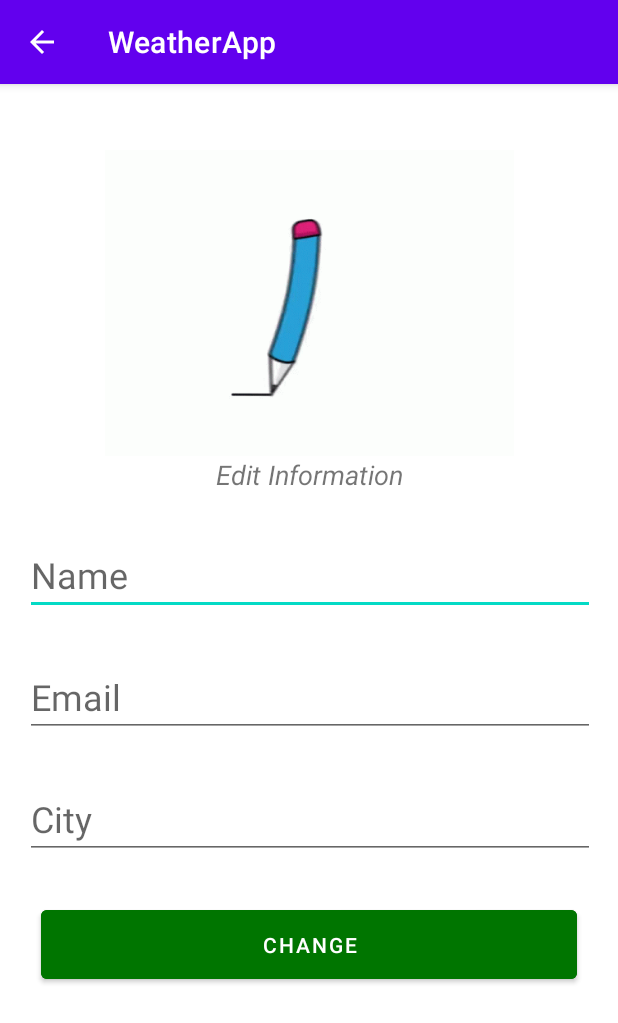
After one commit to Furkan9528/TooBo, an Android app: the InfoActivity screen opened directly, with no data from a screen before it, on a phone screen of 412 x 824 dp. The commit adds this screen. Shown: the top 1023 px of the screen. Run offline under Robolectric (Android 15) with nearby library versions, the phone set to English and light mode, and no system bars; our stand-ins replace Firebase (no records; nobody signed in at launch, a user with empty details on screens opened directly).

Commit message:
Weather Application

```diff
--- a/app/src/main/AndroidManifest.xml
+++ b/app/src/main/AndroidManifest.xml
@@ -6,36 +6,37 @@
     <uses-permission android:name="android.permission.ACCESS_FINE_LOCATION" />
     <uses-permission android:name="android.permission.INTERNET" />
     <uses-permission android:name="android.permission.ACCESS_NETWORK_STATE" />
-    <uses-permission android:name="android.permission.WRITE_EXTERNAL_STORAGE"/>
+    <uses-permission android:name="android.permission.WRITE_EXTERNAL_STORAGE" />
     <uses-permission android:name="android.permission.SYSTEM_ALERT_WINDOW" />
     <uses-permission android:name="com.google.android.providers.gsf.permission.READ_GSERVICES" />
-
-
 
     <application
         android:allowBackup="true"
         android:icon="@mipmap/ic_launcher"
         android:label="@string/app_name"
+        android:networkSecurityConfig="@xml/network_security_config"
         android:roundIcon="@mipmap/ic_launcher_round"
         android:supportsRtl="true"
-        android:networkSecurityConfig="@xml/network_security_config"
         android:theme="@style/Theme.WeatherApp">
         <activity
-            android:name=".ProfileActivity"
+            android:name=".InfoActivity"
             android:parentActivityName=".WeatherApp"
             android:exported="false" />
         <activity
+            android:name=".ProfileActivity"
+            android:exported="false"
+            android:parentActivityName=".WeatherApp" />
+        <activity
             android:name=".ForgotPassword"
-            android:parentActivityName=".MainActivity"
-            android:exported="false" />
+            android:exported="false"
+            android:parentActivityName=".MainActivity" />
         <activity
             android:name=".WeatherApp"
             android:exported="false" />
         <activity
             android:name=".RegisterUser"
-            android:parentActivityName=".MainActivity"
-            android:exported="false"/>
-
+            android:exported="false"
+            android:parentActivityName=".MainActivity" />
         <activity
             android:name=".MainActivity"
             android:exported="true">
--- /dev/null
+++ b/app/src/main/java/com/example/weatherapp/InfoActivity.java
@@ -0,0 +1,93 @@
+package com.example.weatherapp;
+
+import androidx.appcompat.app.AppCompatActivity;
+
+import android.os.Bundle;
+import android.view.View;
+import android.widget.Button;
+import android.widget.EditText;
+import android.widget.TextView;
+import android.widget.Toast;
+
+import com.google.android.gms.tasks.OnSuccessListener;
+import com.google.firebase.auth.FirebaseAuth;
+import com.google.firebase.auth.FirebaseUser;
+import com.google.firebase.database.DatabaseReference;
+import com.google.firebase.database.FirebaseDatabase;
+
+import java.util.HashMap;
+
+public class InfoActivity extends AppCompatActivity {
+
+    EditText names,emails,citys;
+    Button updates;
+    private FirebaseUser user;
+    private DatabaseReference reference;
+    private String userID;
+
+
+
+
+    @Override
+    protected void onCreate(Bundle savedInstanceState) {
+        super.onCreate(savedInstanceState);
+        setContentView(R.layout.activity_info);
+
+        user = FirebaseAuth.getInstance().getCurrentUser();
+        reference = FirebaseDatabase.getInstance().getReference("Users");
+        userID = user.getUid();
+
+        names= (EditText) findViewById(R.id.name);
+        emails= (EditText) findViewById(R.id.email);
+        citys= (EditText) findViewById(R.id.city);
+        updates = ( Button) findViewById(R.id.update);
+
+
+        user = FirebaseAuth.getInstance().getCurrentUser();
+        reference = FirebaseDatabase.getInstance().getReference("Users");
+        userID = user.getUid();
+
+
+        final TextView nameText = (TextView) findViewById(R.id.name);
+        final TextView emailText = (TextView) findViewById(R.id.email);
+        final TextView cityText = (TextView) findViewById(R.id.city);
+
+
+        getSupportActionBar().setDisplayHomeAsUpEnabled(true);
+
+
+        updates.setOnClickListener(new View.OnClickListener() {
+            @Override
+            public void onClick(View v) {
+                String email = emails.getText().toString();
+                String name  = names.getText().toString();
+                String city = citys.getText().toString();
+
+                HashMap hashMap = new HashMap();
+                hashMap.put("city",city);
+                hashMap.put("email",email);
+                hashMap.put("fullName",name);
+
+
+
+                reference.child(userID).updateChildren(hashMap).addOnSuccessListener(new OnSuccessListener() {
+                    @Override
+                    public void onSuccess(Object o) {
+
+                        Toast.makeText(InfoActivity.this, "Data is Successfully Updated", Toast.LENGTH_SHORT).show();
+
+                    }
+                });
+            }
+        });
+
+
+
+
+
+
+    }
+
+
+
+}
--- a/app/src/main/java/com/example/weatherapp/WeatherApp.java
+++ b/app/src/main/java/com/example/weatherapp/WeatherApp.java
@@ -53,7 +53,6 @@ public class WeatherApp extends AppCompatActivity implements LocationListener {
     LocationManager locationManager;
     String provider;
     static double lat, lon;
-
     private FirebaseUser user;
     private DatabaseReference reference;
     private String userID;
@@ -63,16 +62,13 @@ public class WeatherApp extends AppCompatActivity implements LocationListener {
     NavigationView navigationView;
     Toolbar toolbar;
     ActionBarDrawerToggle actionBarDrawerToggle;
-
     OpenWeatherMap openWeatherMap = new OpenWeatherMap();
 
     @Override
     public boolean onOptionsItemSelected(@NonNull MenuItem item) {
-
         if(actionBarDrawerToggle.onOptionsItemSelected(item)){
             return true;
         }
-
         return super.onOptionsItemSelected(item);
     }
 
@@ -97,8 +93,12 @@ public class WeatherApp extends AppCompatActivity implements LocationListener {
                         drawerLayout.closeDrawer(GravityCompat.START);
                         break;
 
+                    case R.id.info:
+                        startActivity(new Intent(WeatherApp.this, ProfileActivity.class));
+                        break;
+
                     case R.id.settings:
-                        startActivity(new Intent(WeatherApp.this, ProfileActivity.class));
+                        startActivity(new Intent(WeatherApp.this, InfoActivity.class ));
                         break;
 
                     case R.id.signOut:
@@ -147,10 +147,6 @@ public class WeatherApp extends AppCompatActivity implements LocationListener {
         Location location = locationManager.getLastKnownLocation(provider);
         if(location == null)
             Log.e("TAG","No location");
-
-
-
-
     }
 
     @Override
@@ -206,13 +202,7 @@ public class WeatherApp extends AppCompatActivity implements LocationListener {
 
             }
         });
-
-
-
-
     }
-
-
 
     @Override
     public void onStatusChanged(String provider, int status, Bundle extras) {
@@ -232,8 +222,6 @@ public class WeatherApp extends AppCompatActivity implements LocationListener {
     private class GetWeather extends AsyncTask<String,Void,String> {
 
         ProgressDialog pd= new ProgressDialog(WeatherApp.this);
-
-
         @Override
         protected void onPreExecute() {
             super.onPreExecute();
--- /dev/null
+++ b/app/src/main/res/drawable/ic_baseline_info_24.xml
@@ -0,0 +1,10 @@
+<vector xmlns:android="http://schemas.android.com/apk/res/android"
+    android:width="24dp"
+    android:height="24dp"
+    android:viewportWidth="24"
+    android:viewportHeight="24"
+    android:tint="?attr/colorControlNormal">
+  <path
+      android:fillColor="@android:color/white"
+      android:pathData="M12,2C6.48,2 2,6.48 2,12s4.48,10 10,10 10,-4.48 10,-10S17.52,2 12,2zM13,17h-2v-6h2v6zM13,9h-2L11,7h2v2z"/>
+</vector>
--- /dev/null
+++ b/app/src/main/res/layout/activity_info.xml
@@ -0,0 +1,86 @@
+<?xml version="1.0" encoding="utf-8"?>
+<androidx.constraintlayout.widget.ConstraintLayout xmlns:android="http://schemas.android.com/apk/res/android"
+    xmlns:app="http://schemas.android.com/apk/res-auto"
+    xmlns:tools="http://schemas.android.com/tools"
+    android:layout_width="match_parent"
+    android:layout_height="match_parent"
+    tools:context=".InfoActivity">
+
+
+    <pl.droidsonroids.gif.GifImageView
+        android:id="@+id/pencil"
+        android:layout_width="295dp"
+        android:layout_height="204dp"
+        android:layout_marginTop="44dp"
+        android:src="@drawable/pencil"
+        app:layout_constraintEnd_toEndOf="parent"
+        app:layout_constraintStart_toStartOf="parent"
+        app:layout_constraintTop_toTopOf="parent" />
+
+
+    <TextView
+        android:id="@+id/bannerDescription"
+        android:layout_width="0dp"
+        android:layout_height="wrap_content"
+        android:text="Edit Information"
+        android:textAlignment="center"
+        android:textSize="18sp"
+        android:textStyle="italic"
+        app:layout_constraintEnd_toEndOf="parent"
+        app:layout_constraintHorizontal_bias="0.0"
+        app:layout_constraintStart_toStartOf="parent"
+        app:layout_constraintTop_toBottomOf="@+id/pencil" />
+
+    <EditText
+        android:id="@+id/name"
+        android:layout_width="380dp"
+        android:layout_height="wrap_content"
+        android:layout_marginTop="28dp"
+        android:ems="10"
+        android:hint="Name"
+        android:textSize="24sp"
+        app:layout_constraintHorizontal_bias="0.516"
+        app:layout_constraintLeft_toLeftOf="parent"
+        app:layout_constraintRight_toRightOf="parent"
+        app:layout_constraintTop_toBottomOf="@+id/bannerDescription" />
+
+    <EditText
+        android:id="@+id/email"
+        android:layout_width="380dp"
+        android:layout_height="wrap_content"
+        android:layout_marginTop="28dp"
+        android:ems="10"
+        android:hint="Email"
+        android:inputType="textEmailAddress"
+        android:textSize="24sp"
+        app:layout_constraintHorizontal_bias="0.516"
+        app:layout_constraintLeft_toLeftOf="parent"
+        app:layout_constraintRight_toRightOf="parent"
+        app:layout_constraintTop_toBottomOf="@+id/name" />
+
+    <EditText
+        android:id="@+id/city"
+        android:layout_width="380dp"
+        android:layout_height="wrap_content"
+        android:layout_marginTop="28dp"
+        android:ems="10"
+        android:hint="City"
+        android:textSize="24sp"
+        app:layout_constraintHorizontal_bias="0.516"
+        app:layout_constraintLeft_toLeftOf="parent"
+        app:layout_constraintRight_toRightOf="parent"
+        app:layout_constraintTop_toBottomOf="@+id/email" />
+
+    <Button
+        android:id="@+id/update"
+        android:layout_width="357dp"
+        android:layout_height="58dp"
+        android:layout_marginTop="28dp"
+        android:backgroundTint="@color/green"
+        android:text="Change"
+        android:textColor="#ffffff"
+        app:layout_constraintEnd_toEndOf="parent"
+        app:layout_constraintStart_toStartOf="parent"
+        app:layout_constraintTop_toBottomOf="@+id/city" />
+
+</androidx.constraintlayout.widget.ConstraintLayout>
--- a/app/src/main/res/menu/main_menu.xml
+++ b/app/src/main/res/menu/main_menu.xml
@@ -6,10 +6,17 @@
             android:id="@+id/nav_home"
             android:icon="@drawable/ic_baseline_home_24"
             android:title="Home" />
+
+        <item
+            android:id="@+id/info"
+            android:icon="@drawable/ic_baseline_info_24"
+            android:title="Info" />
+
         <item
             android:id="@+id/settings"
             android:icon="@drawable/ic_baseline_settings_24"
             android:title="Settings" />
+
         <item
             android:id="@+id/signOut"
             android:icon="@drawable/ic_logout"
```
Also changed, not shown: app/src/main/res/drawable/pencil.gif (added).
